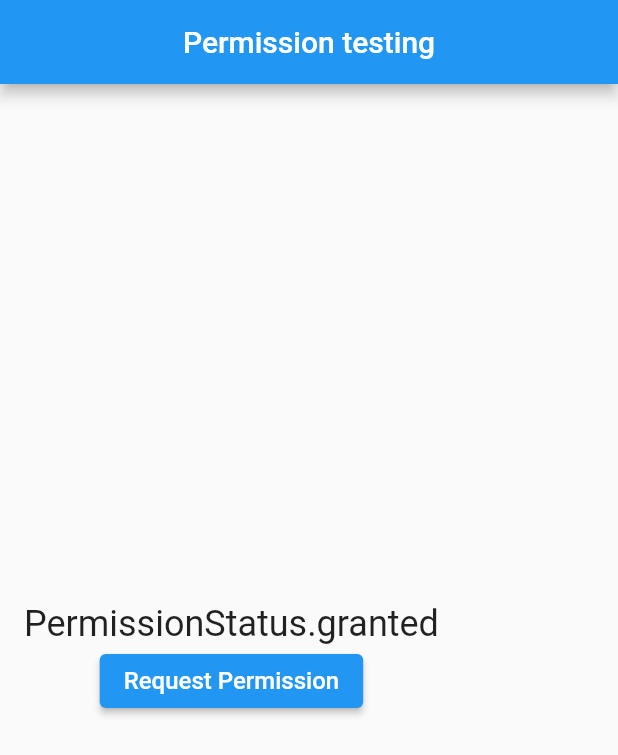
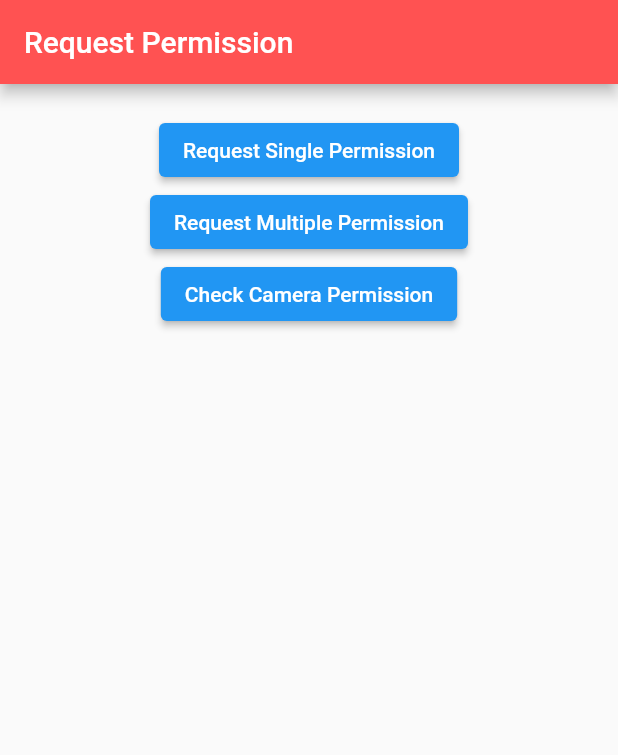
Before and after one commit to amit142857/live_template, a Flutter app: the screen it shows after launch, on a phone screen of 412 x 824 dp. Shown: the top 755 px of the screen. Run offline on Flutter 3.47's test engine with Material 2 defaults, Android fonts, the phone set to English and light mode, and no system bars; our stand-ins replace permission_handler.

Commit message:
multiple permission request

```diff
--- a/lib/main.dart
+++ b/lib/main.dart
@@ -4,73 +4,96 @@ import 'package:permission_handler/permission_handler.dart';
 void main() {
   runApp(MyApp());
 }
-class MyApp extends StatelessWidget {
+
+class MyApp extends StatelessWidget{
   @override
   Widget build(BuildContext context) {
     return MaterialApp(
-      title: "Flutter Demo",
-      theme: ThemeData(
-        primarySwatch: Colors.blue,
-        visualDensity: VisualDensity.adaptivePlatformDensity,
-      ),
-      home: AppHome(),
+      title: "Test App",
+      home: HomePage(),
     );
   }
 }
 
-class AppHome extends StatefulWidget {
+class HomePage extends StatefulWidget{
   @override
-  _AppHomeState createState() => _AppHomeState();
+  _HomePageState createState() => _HomePageState();
 }
 
-class _AppHomeState extends State<AppHome> {
-
-  PermissionStatus _permissionstatus;
-
-
-  @override
-  void initState() {
-    super.initState();
-    WidgetsBinding.instance.addPostFrameCallback(onLayoutDone);
-  }
-
-  void onLayoutDone(Duration timeStamp) async{
-    _permissionstatus = await Permission.camera.status;
-    setState(() {
-
-    });
-  }
-
-  void _askCameraPermission() async {
-    if(await Permission.camera.request().isGranted){
-      _permissionstatus = await Permission.camera.status;
-      setState(() {
-
-      });
-    }
-  }
-
+class _HomePageState extends State<HomePage> {
   @override
   Widget build(BuildContext context) {
     return Scaffold(
-      appBar: AppBar(
-        title: Text('Permission testing'),
-        centerTitle: true,
-      ),
-      body: Padding(
-        padding: EdgeInsets.all(16),
-        child: Column(
-          mainAxisAlignment: MainAxisAlignment.center,
-          crossAxisAlignment: CrossAxisAlignment.center,
-          children:<Widget> [
-            Text("$_permissionstatus" , style: Theme.of(context).textTheme.headline5),
-            ElevatedButton(
-                child: Text("Request Permission" , style: TextStyle(color: Colors.white , fontSize: 16),),
-                onPressed: () => _askCameraPermission(),
-            )
-          ],
+        appBar: AppBar(
+          title: Text("Request Permission"),
+          backgroundColor: Colors.redAccent,
         ),
-      ),
+        body: Container(
+          alignment: Alignment.center,
+          padding: EdgeInsets.all(20),
+          child: Column(
+            children: [
+              Container(
+                child: ElevatedButton(
+                  child: Text("Request Single Permission"),
+                  onPressed: () async {
+                    if (await Permission.location.request().isGranted) {
+                      // Either the permission was already granted before or the user just granted it.
+                      print("Location Permission is granted");
+                    }else{
+                      print("Location Permission is denied.");
+                    }
+                  },
+                ),
+              ),
+
+              Container(
+                child: ElevatedButton(
+                  child: Text("Request Multiple Permission"),
+                  onPressed: () async {
+                    // You can request multiple permissions at once.
+                    Map<Permission, PermissionStatus> statuses = await [
+                      Permission.location,
+                      Permission.camera,
+                      //add more permission to request here.
+                    ].request();
+
+                    if(statuses[Permission.location].isDenied){ //check each permission status after.
+                      print("Location permission is denied.");
+                    }
+
+                    if(statuses[Permission.camera].isDenied){ //check each permission status after.
+                      print("Camera permission is denied.");
+                    }
+                  },
+                ),
+              ),
+
+              Container(
+                child: ElevatedButton(
+                  child: Text("Check Camera Permission"),
+                  onPressed: () async {
+                    //check permission without request popup
+                    var status = await Permission.camera.status;
+                    if (status.isDenied) {
+                      // We didn't ask for permission yet or the permission has been denied before but not permanently.
+                      print("Permission is denined.");
+                    }else if(status.isGranted){
+                      //permission is already granted.
+                      print("Permission is already granted.");
+                    }else if(status.isPermanentlyDenied){
+                      //permission is permanently denied.
+                      print("Permission is permanently denied");
+                    }else if(status.isRestricted){
+                      //permission is OS restricted.
+                      print("Permission is OS restricted.");
+                    }
+                  },
+                ),
+              )
+            ],
+          ),
+        )
     );
   }
 }
```
Also changed, not shown: 1 other file.
